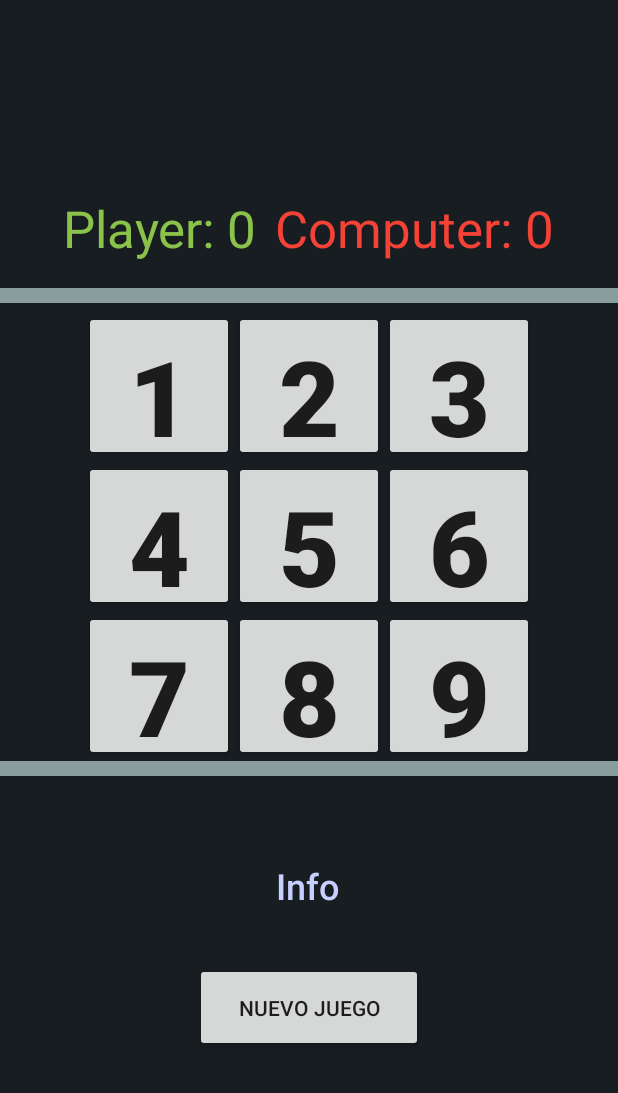
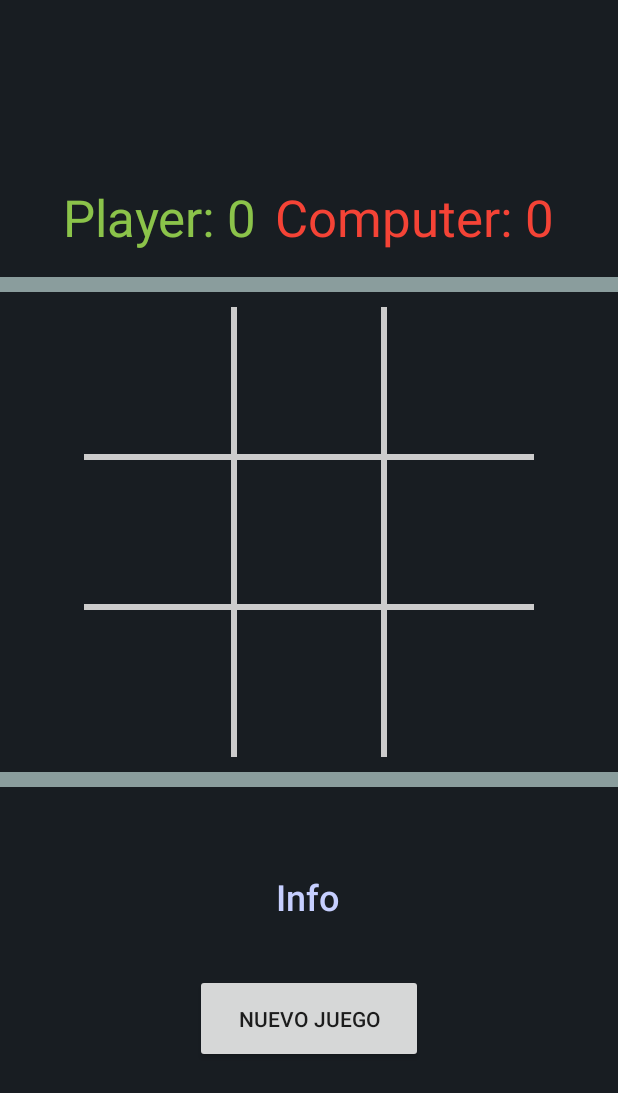
Before and after one commit to bjportelac/DADM_2023II, an Android app built with Jetpack Compose: the layout layout.xml on its own in the app's theme, with its tools: preview values and no code run, on a phone screen of 412 x 824 dp. Shown: the top 1093 px of the screen. Run offline under Robolectric (Android 15) with nearby library versions, the phone set to English and light mode, and no system bars.

Commit message:
Task 1: BoardView
- Finished BoardView Class
- Added Board to the layout
- Improved some methods on TicTacToeGame.java

```diff
--- a/app/src/main/java/com/dadm/retocero/dto/TicTacToeGame.java
+++ b/app/src/main/java/com/dadm/retocero/dto/TicTacToeGame.java
@@ -3,6 +3,8 @@ package com.dadm.retocero.dto;
 import java.util.Random;
 
 public class TicTacToeGame {
+
+
 
     //Computer difficulty level
     public enum DifficultyLevel{Easy, Hard, Expert};
@@ -19,15 +21,7 @@ public class TicTacToeGame {
     private Random mRand;
 
     public TicTacToeGame() {
-        // Seed the random number generator
         mRand = new Random();
-    }
-
-    /** Clear the board of all X's and O's by setting all spots to OPEN_SPOT. */
-    public void clearBoard(){
-        for(int i = 0; i < BOARD_SIZE; i++){
-            mBoard[i] = OPEN_SPOT;
-        }
     }
 
     public TicTacToeGame (int difficultyLevel){
@@ -38,6 +32,13 @@ public class TicTacToeGame {
             this.mDifficultyLevel = DifficultyLevel.Hard;
         } else if (difficultyLevel == 2) {
             this.mDifficultyLevel = DifficultyLevel.Expert;
+        }
+    }
+
+    /** Clear the board of all X's and O's by setting all spots to OPEN_SPOT. */
+    public void clearBoard(){
+        for(int i = 0; i < BOARD_SIZE; i++){
+            mBoard[i] = OPEN_SPOT;
         }
     }
 
@@ -52,10 +53,6 @@ public class TicTacToeGame {
             mBoard[location] = player;
         }
     }
-    /** Return the best move for the computer to make. You must call setMove()
-     * to actually make the computer move to that location.
-     * @return The best move for the computer to make (0-8).
-     */
 
     /**
      * Get a random move for the computer.
@@ -107,7 +104,10 @@ public class TicTacToeGame {
         return -1; // No blocking move found
     }
 
-
+    /** Return the best move for the computer to make. You must call setMove()
+     * to actually make the computer move to that location.
+     * @return The best move for the computer to make (0-8).
+     */
     public int getComputerMove(){
         int move = -1;
         if(mDifficultyLevel == DifficultyLevel.Easy){
@@ -118,8 +118,6 @@ public class TicTacToeGame {
                 move = getRandomMove();
             }
         } else if (mDifficultyLevel == DifficultyLevel.Expert) {
-            // Try to win, but if that's not possible, block.
-            // If that's not possible, move anywhere.
             move = getWinningMove();
             if(move == -1){
                 move = getBlockingMove();
@@ -143,24 +141,26 @@ public class TicTacToeGame {
                 {0, 3, 6}, {1, 4, 7}, {2, 5, 8}, // columns
                 {0, 4, 8}, {2, 4, 6}  // diagonals
         };
-
-        // Check for each winning combination
         for (int[] combination : winCombinations) {
             if (mBoard[combination[0]] == HUMAN_PLAYER && mBoard[combination[1]] == HUMAN_PLAYER && mBoard[combination[2]] == HUMAN_PLAYER)
                 return 2;
             if (mBoard[combination[0]] == COMPUTER_PLAYER && mBoard[combination[1]] == COMPUTER_PLAYER && mBoard[combination[2]] == COMPUTER_PLAYER)
                 return 3;
         }
-
-        // Check for tie
         for (int i = 0; i < BOARD_SIZE; i++) {
-            // If we find a number, then no one has won yet
             if (mBoard[i] != HUMAN_PLAYER && mBoard[i] != COMPUTER_PLAYER)
                 return 0;
         }
+        return 1;
+    }
 
-        return 1;
-
+    /**
+     * Returns the char representing the token of the player on a board position
+     * @param i which corresponds to the index to consult
+     * @return char
+     */
+    public char getBoardOccupant(int i) {
+        return mBoard[i];
     }
 
 }
--- /dev/null
+++ b/app/src/main/java/com/dadm/retocero/views/BoardView.java
@@ -0,0 +1,92 @@
+package com.dadm.retocero.views;
+
+import android.content.Context;
+import android.graphics.Bitmap;
+import android.graphics.BitmapFactory;
+import android.graphics.Canvas;
+import android.graphics.Color;
+import android.graphics.Paint;
+import android.graphics.Rect;
+import android.util.AttributeSet;
+import android.view.View;
+
+import com.dadm.retocero.dto.TicTacToeGame;
+
+public class BoardView extends View {
+
+    public static final int GRID_WIDTH = 6;
+    private Bitmap mHumanBitmap;
+    private Bitmap mComputerBitmap;
+    private Paint mPaint;
+    private TicTacToeGame mGame;
+
+    public void initialize(){
+        mPaint = new Paint(Paint.ANTI_ALIAS_FLAG);
+        mHumanBitmap = BitmapFactory.decodeResource(getResources(), 0);
+        mComputerBitmap = BitmapFactory.decodeResource(getResources(),1);
+    }
+
+    public BoardView(Context context){
+        super(context);
+        initialize();
+    }
+
+    public BoardView(Context context, AttributeSet attributeSet){
+        super(context,attributeSet);
+        initialize();
+    }
+
+    public BoardView(Context context, AttributeSet attributeSet, int defStyle){
+        super(context,attributeSet,defStyle);
+        initialize();
+    }
+
+    public void setGame(TicTacToeGame game){
+        mGame = game;
+    }
+
+    @Override
+    public void onDraw(Canvas canvas){
+        super.onDraw(canvas);
+
+        int boardWidth = getWidth();
+        int boardHeight = getHeight();
+
+        mPaint.setColor(Color.LTGRAY);
+        mPaint.setStrokeWidth(GRID_WIDTH);
+
+        int cellWidth = boardWidth/3;
+        canvas.drawLine(cellWidth, 0, cellWidth,boardHeight,mPaint);
+        canvas.drawLine(cellWidth*2, 0, cellWidth*2,boardHeight,mPaint);
+
+        int cellHeight = boardHeight/3;
+        canvas.drawLine(0,cellHeight,boardWidth,cellHeight,mPaint);
+        canvas.drawLine(0,cellHeight*2,boardWidth,cellHeight*2,mPaint);
+
+        for(int i = 0; i < TicTacToeGame.BOARD_SIZE; i++){
+            int col = i%3;
+            int row = i/3;
+
+            int left = col * cellWidth;
+            int top = row * cellHeight;
+            int right = left + cellWidth;
+            int bottom = top + cellHeight;
+
+            if(mGame != null && mGame.getBoardOccupant(i) == TicTacToeGame.HUMAN_PLAYER){
+                canvas.drawBitmap(mHumanBitmap,null,new Rect(left,top,right,bottom),null);
+            }else if(mGame != null && mGame.getBoardOccupant(i) == TicTacToeGame.COMPUTER_PLAYER){
+                canvas.drawBitmap(mHumanBitmap,null,new Rect(left,top,right,bottom),null);
+            }
+
+        }
+    }
+
+    public int getBoardCellWidth() {
+        return getWidth() / 3;
+    }
+    public int getBoardCellHeight() {
+        return getHeight() / 3;
+    }
+
+
+}
--- a/app/src/main/res/layout/layout.xml
+++ b/app/src/main/res/layout/layout.xml
@@ -37,97 +37,12 @@
         android:background="#90E3FFFC">
     </LinearLayout>
 
-    <TableLayout
-        android:id="@+id/play_grid"
-        android:layout_width="match_parent"
-        android:layout_height="wrap_content"
-        android:layout_gravity="center_vertical"
-        android:layout_marginTop="5dp"
-        android:background="#00FFFFFF"
-        android:gravity="center_horizontal">
-
-        <TableRow android:gravity="center_horizontal">
-
-            <Button
-                android:id="@+id/one"
-                android:layout_width="100dp"
-                android:layout_height="100dp"
-                android:fontFamily="sans-serif-black"
-                android:text="@string/_1"
-                android:textAlignment="center"
-                android:textSize="70sp" />
-
-            <Button
-                android:id="@+id/two"
-                android:layout_width="100dp"
-                android:layout_height="100dp"
-                android:fontFamily="sans-serif-black"
-                android:text="@string/_2"
-                android:textSize="70sp" />
-
-            <Button
-                android:id="@+id/three"
-                android:layout_width="100dp"
-                android:layout_height="100dp"
-                android:fontFamily="sans-serif-black"
-                android:text="@string/_3"
-                android:textSize="70sp" />
-        </TableRow>
-
-        <TableRow android:gravity="center_horizontal">
-
-            <Button
-                android:id="@+id/four"
-                android:layout_width="100dp"
-                android:layout_height="100dp"
-                android:fontFamily="sans-serif-black"
-                android:text="@string/_4"
-                android:textSize="70sp" />
-
-            <Button
-                android:id="@+id/five"
-                android:layout_width="100dp"
-                android:layout_height="100dp"
-                android:fontFamily="sans-serif-black"
-                android:text="@string/_5"
-                android:textSize="70sp" />
-
-            <Button
-                android:id="@+id/six"
-                android:layout_width="100dp"
-                android:layout_height="100dp"
-                android:fontFamily="sans-serif-black"
-                android:text="@string/_6"
-                android:textSize="70sp" />
-        </TableRow>
-
-        <TableRow android:gravity="center_horizontal">
-
-            <Button
-                android:id="@+id/seven"
-                android:layout_width="100dp"
-                android:layout_height="100dp"
-                android:fontFamily="sans-serif-black"
-                android:text="@string/_7"
-                android:textSize="70sp" />
-
-            <Button
-                android:id="@+id/eight"
-                android:layout_width="100dp"
-                android:layout_height="100dp"
-                android:fontFamily="sans-serif-black"
-                android:text="@string/_8"
-                android:textSize="70sp" />
-
-            <Button
-                android:id="@+id/nine"
-                android:layout_width="100dp"
-                android:layout_height="100dp"
-                android:fontFamily="sans-serif-black"
-                android:text="@string/_9"
-                android:textSize="70sp" />
-        </TableRow>
-    </TableLayout>
+    <com.dadm.retocero.views.BoardView
+        android:id="@+id/Board"
+        android:layout_width="300dp"
+        android:layout_height="300dp"
+        android:layout_marginTop="10dp"
+        android:layout_marginBottom="10dp"/>
 
     <LinearLayout
         android:id="@+id/info_Viewer"
```
